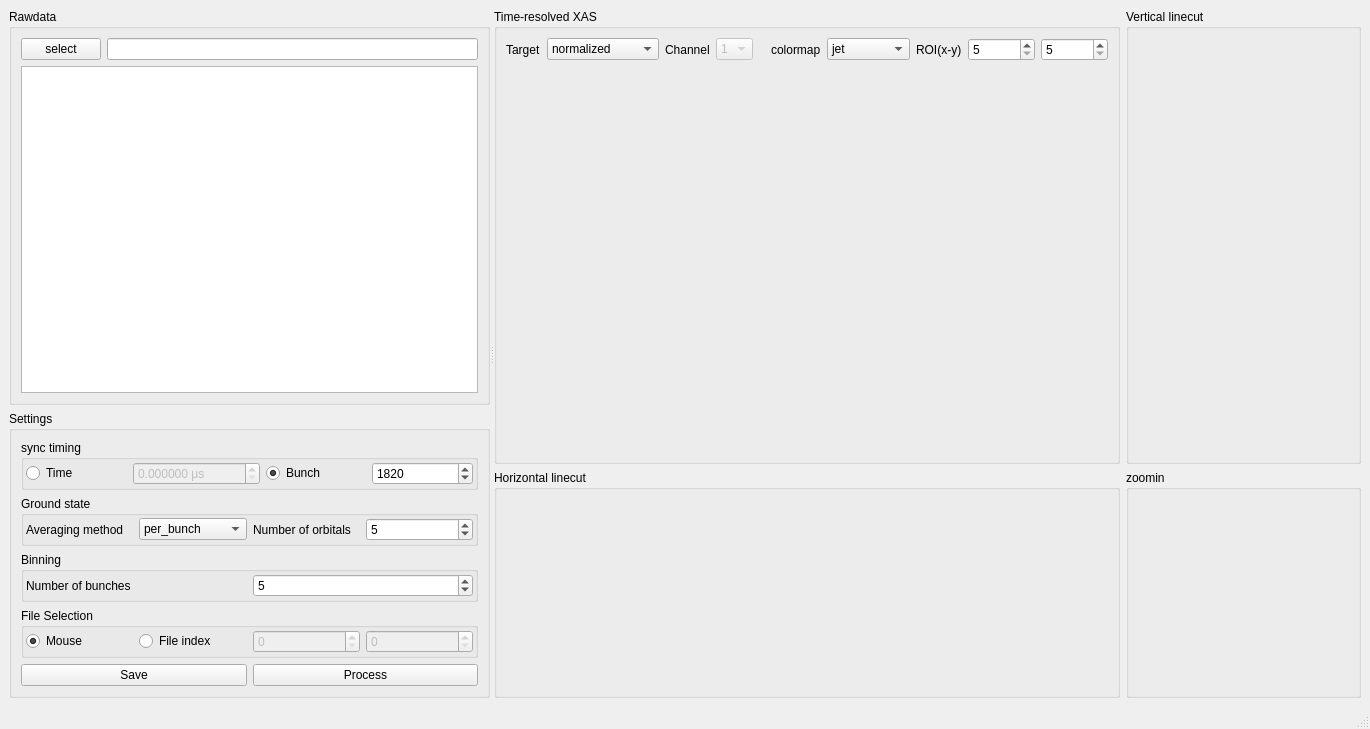
First picture: the form in src/trxasviewer/viewer.ui, repository AdvancedPhotonSource/trxasviewer, before the edit.
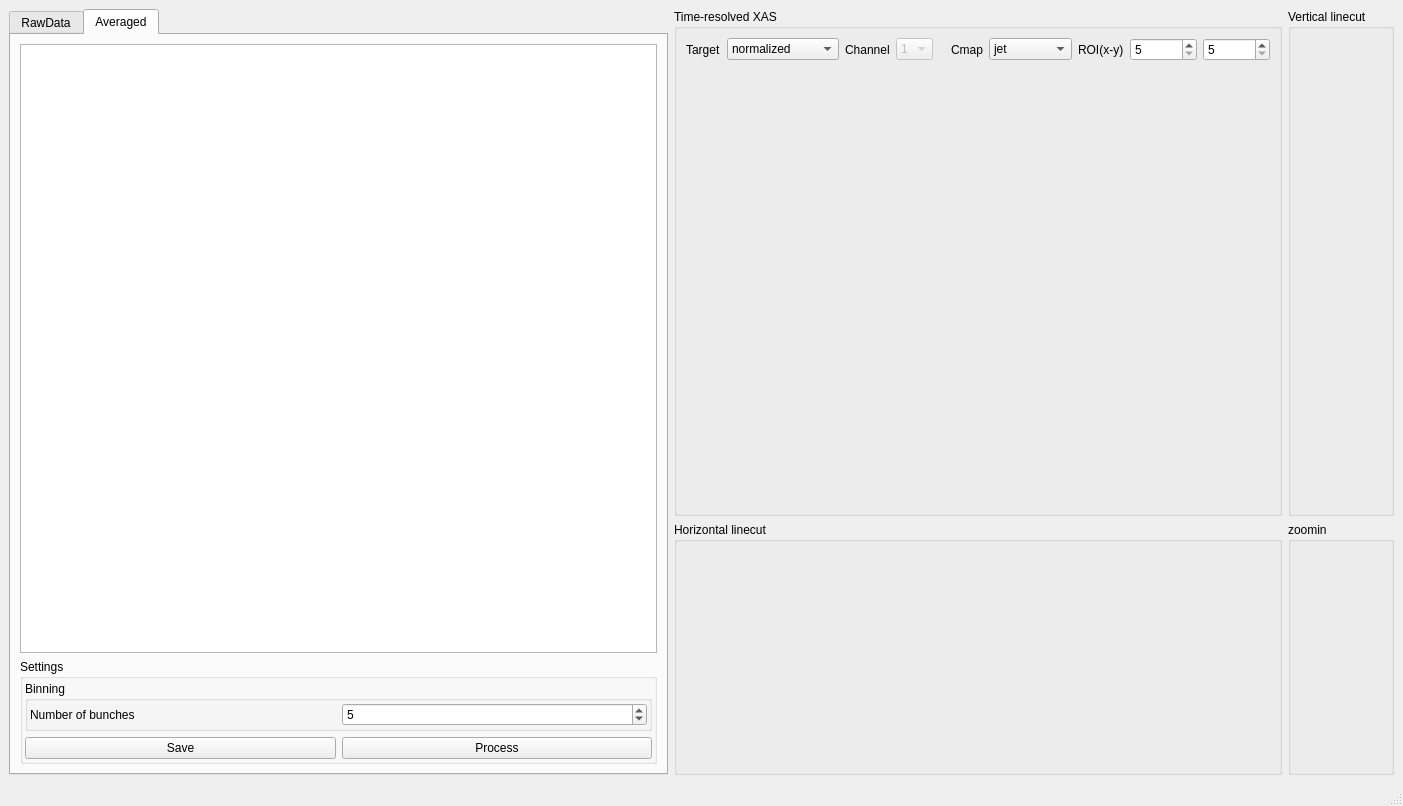
Second picture: the form after the edit. The open tabs and pages were chosen to show the change. Custom widgets are drawn as their Qt base class.

Patch:
```diff
--- a/src/trxasviewer/viewer.ui
+++ b/src/trxasviewer/viewer.ui
@@ -6,42 +6,37 @@
    <rect>
     <x>0</x>
     <y>0</y>
-    <width>1370</width>
-    <height>729</height>
+    <width>1403</width>
+    <height>806</height>
    </rect>
   </property>
   <property name="windowTitle">
    <string>TrXASViewer</string>
   </property>
   <widget class="QWidget" name="centralwidget">
-   <layout class="QGridLayout" name="gridLayout_3">
-    <item row="0" column="0">
-     <widget class="QSplitter" name="splitter">
-      <property name="orientation">
-       <enum>Qt::Orientation::Horizontal</enum>
-      </property>
-      <widget class="QWidget" name="layoutWidget">
-       <layout class="QVBoxLayout" name="verticalLayout">
-        <item>
-         <widget class="QGroupBox" name="groupBox_6">
-          <property name="sizePolicy">
-           <sizepolicy hsizetype="Preferred" vsizetype="Preferred">
-            <horstretch>1</horstretch>
-            <verstretch>0</verstretch>
-           </sizepolicy>
-          </property>
-          <property name="title">
-           <string>Rawdata</string>
-          </property>
           <layout class="QGridLayout" name="gridLayout_2">
            <item row="0" column="0">
+     <widget class="QTabWidget" name="tabWidget">
+      <property name="currentIndex">
+       <number>0</number>
+      </property>
+      <widget class="QWidget" name="tab">
+       <attribute name="title">
+        <string>RawData</string>
+       </attribute>
+       <layout class="QFormLayout" name="formLayout">
+        <item row="0" column="0">
+         <layout class="QVBoxLayout" name="verticalLayout">
+          <item>
+           <layout class="QHBoxLayout" name="horizontalLayout">
+            <item>
             <widget class="QPushButton" name="pushButton_select_rawfolder">
              <property name="text">
               <string>select</string>
              </property>
             </widget>
            </item>
-           <item row="0" column="1">
+            <item>
             <widget class="QLineEdit" name="lineEdit_rawfolder">
              <property name="sizePolicy">
               <sizepolicy hsizetype="Expanding" vsizetype="Fixed">
@@ -51,7 +46,9 @@
              </property>
             </widget>
            </item>
-           <item row="1" column="0" colspan="2">
+           </layout>
+          </item>
+          <item>
             <widget class="QTreeView" name="treeView_fs">
              <property name="sizePolicy">
               <sizepolicy hsizetype="Minimum" vsizetype="Expanding">
@@ -64,9 +61,6 @@
              </property>
             </widget>
            </item>
-          </layout>
-         </widget>
-        </item>
         <item>
          <widget class="QGroupBox" name="groupBox_5">
           <property name="sizePolicy">
@@ -79,6 +73,18 @@
            <string>Settings</string>
           </property>
           <layout class="QGridLayout" name="gridLayout_4">
+             <property name="leftMargin">
+              <number>2</number>
+             </property>
+             <property name="topMargin">
+              <number>2</number>
+             </property>
+             <property name="rightMargin">
+              <number>2</number>
+             </property>
+             <property name="bottomMargin">
+              <number>2</number>
+             </property>
            <item row="0" column="0" colspan="2">
             <widget class="QGroupBox" name="groupBox_7">
              <property name="title">
@@ -325,8 +331,104 @@
          </widget>
         </item>
        </layout>
+        </item>
+       </layout>
       </widget>
-      <widget class="QWidget" name="layoutWidget">
+      <widget class="QWidget" name="tab_2">
+       <attribute name="title">
+        <string>Averaged</string>
+       </attribute>
+       <layout class="QGridLayout" name="gridLayout_14">
+        <item row="0" column="0">
+         <widget class="QTreeView" name="treeView"/>
+        </item>
+        <item row="1" column="0">
+         <widget class="QGroupBox" name="groupBox_6">
+          <property name="sizePolicy">
+           <sizepolicy hsizetype="Preferred" vsizetype="Preferred">
+            <horstretch>1</horstretch>
+            <verstretch>0</verstretch>
+           </sizepolicy>
+          </property>
+          <property name="title">
+           <string>Settings</string>
+          </property>
+          <layout class="QGridLayout" name="gridLayout_13">
+           <property name="leftMargin">
+            <number>2</number>
+           </property>
+           <property name="topMargin">
+            <number>2</number>
+           </property>
+           <property name="rightMargin">
+            <number>2</number>
+           </property>
+           <property name="bottomMargin">
+            <number>2</number>
+           </property>
+           <item row="0" column="0" colspan="2">
+            <widget class="QGroupBox" name="groupBox_13">
+             <property name="title">
+              <string>Binning</string>
+             </property>
+             <layout class="QGridLayout" name="gridLayout_17">
+              <property name="leftMargin">
+               <number>2</number>
+              </property>
+              <property name="topMargin">
+               <number>2</number>
+              </property>
+              <property name="rightMargin">
+               <number>2</number>
+              </property>
+              <property name="bottomMargin">
+               <number>2</number>
+              </property>
+              <item row="0" column="1">
+               <widget class="QSpinBox" name="spinBox_compress_bunches_2">
+                <property name="minimum">
+                 <number>1</number>
+                </property>
+                <property name="maximum">
+                 <number>99999</number>
+                </property>
+                <property name="value">
+                 <number>5</number>
+                </property>
+               </widget>
+              </item>
+              <item row="0" column="0">
+               <widget class="QLabel" name="label_12">
+                <property name="text">
+                 <string>Number of bunches</string>
+                </property>
+               </widget>
+              </item>
+             </layout>
+            </widget>
+           </item>
+           <item row="1" column="0">
+            <widget class="QPushButton" name="pushButton_select_savefname_2">
+             <property name="text">
+              <string>Save</string>
+             </property>
+            </widget>
+           </item>
+           <item row="1" column="1">
+            <widget class="QPushButton" name="pushButton_replot_2">
+             <property name="text">
+              <string>Process</string>
+             </property>
+            </widget>
+           </item>
+          </layout>
+         </widget>
+        </item>
+       </layout>
+      </widget>
+     </widget>
+    </item>
+    <item row="0" column="1">
        <layout class="QGridLayout" name="gridLayout">
         <item row="0" column="0">
          <widget class="QGroupBox" name="groupBox">
@@ -411,7 +513,7 @@
            <item row="0" column="7">
             <widget class="QLabel" name="label_3">
              <property name="text">
-              <string>colormap</string>
+            <string>Cmap</string>
              </property>
             </widget>
            </item>
@@ -530,15 +632,9 @@
           <property name="title">
            <string>Horizontal linecut</string>
           </property>
+        <layout class="QGridLayout" name="gridLayout_7">
+         <item row="0" column="0">
           <widget class="PlotWidget" name="pg_hdl_hline" native="true">
-           <property name="geometry">
-            <rect>
-             <x>15</x>
-             <y>33</y>
-             <width>716</width>
-             <height>111</height>
-            </rect>
-           </property>
            <property name="sizePolicy">
             <sizepolicy hsizetype="Preferred" vsizetype="Preferred">
              <horstretch>2</horstretch>
@@ -546,6 +642,8 @@
             </sizepolicy>
            </property>
           </widget>
+         </item>
+        </layout>
          </widget>
         </item>
         <item row="1" column="1">
@@ -567,8 +665,6 @@
          </widget>
         </item>
        </layout>
-      </widget>
-     </widget>
     </item>
    </layout>
   </widget>
```
Left out of the diff: 4 changed lines with no effect on the pictures. Lines whose indentation alone changed are shown as unchanged.
